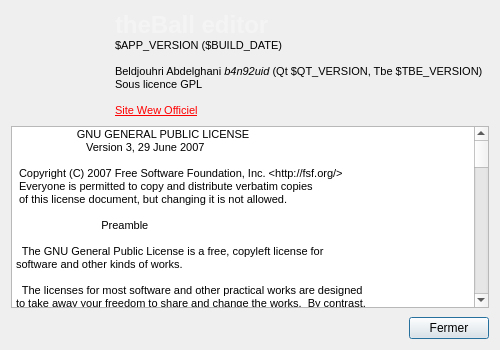
Old version of the form sources/about.ui in the repository b4n92uid/theball-editor.
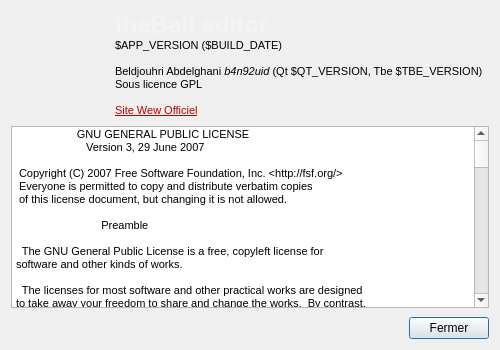
New version of the form. Icons and pictures are not drawn.

Patch:
```diff
--- a/sources/about.ui
+++ b/sources/about.ui
@@ -69,7 +69,7 @@
 &lt;p style=&quot; margin-top:0px; margin-bottom:0px; margin-left:0px; margin-right:0px; -qt-block-indent:0; text-indent:0px;&quot;&gt;Beldjouhri Abdelghani &lt;span style=&quot; font-style:italic;&quot;&gt;b4n92uid&lt;/span&gt; (Qt $QT_VERSION, Tbe $TBE_VERSION)  &lt;/p&gt;
 &lt;p style=&quot; margin-top:0px; margin-bottom:0px; margin-left:0px; margin-right:0px; -qt-block-indent:0; text-indent:0px;&quot;&gt;Sous licence GPL&lt;/p&gt;
 &lt;p style=&quot;-qt-paragraph-type:empty; margin-top:0px; margin-bottom:0px; margin-left:0px; margin-right:0px; -qt-block-indent:0; text-indent:0px;&quot;&gt;&lt;br /&gt;&lt;/p&gt;
-&lt;p style=&quot; margin-top:0px; margin-bottom:0px; margin-left:0px; margin-right:0px; -qt-block-indent:0; text-indent:0px;&quot;&gt;&lt;a href=&quot;http://theball.tuxfamily.org/&quot;&gt;&lt;span style=&quot; text-decoration: underline; color:#ff0000;&quot;&gt;Site Wew Officiel&lt;/span&gt;&lt;/a&gt;&lt;/p&gt;&lt;/body&gt;&lt;/html&gt;</string>
+&lt;p style=&quot; margin-top:0px; margin-bottom:0px; margin-left:0px; margin-right:0px; -qt-block-indent:0; text-indent:0px;&quot;&gt;&lt;a href=&quot;http://theball.tuxfamily.org/&quot;&gt;&lt;span style=&quot; text-decoration: underline; color:#be0000;&quot;&gt;Site Wew Officiel&lt;/span&gt;&lt;/a&gt;&lt;/p&gt;&lt;/body&gt;&lt;/html&gt;</string>
        </property>
       </widget>
      </item>
```
